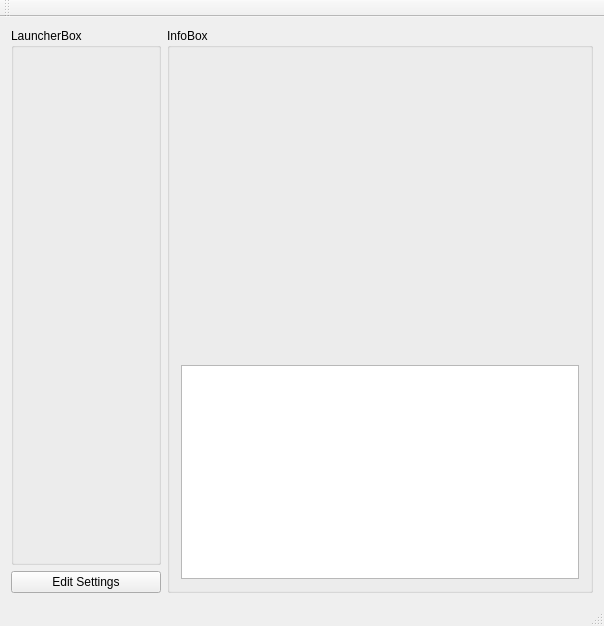
This is ApplicationSwitcher/ApplicationSwitcher.ui in fdasta0079/ArcadeSwitcher as Qt 5 draws it before an edit. The edited form follows.
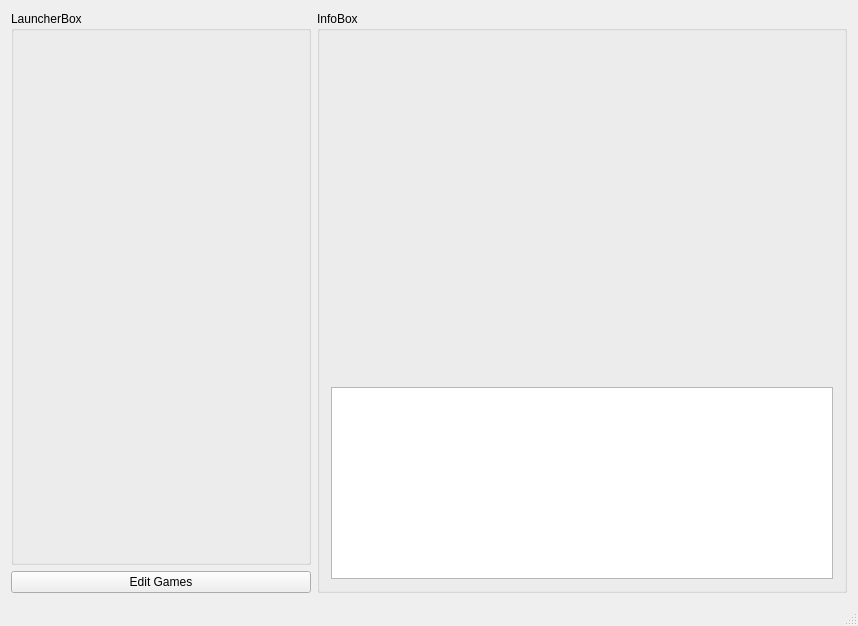
This is the edited form.

The edit to the form file:
```diff
--- a/ApplicationSwitcher/ApplicationSwitcher.ui
+++ b/ApplicationSwitcher/ApplicationSwitcher.ui
@@ -6,7 +6,7 @@
    <rect>
     <x>0</x>
     <y>0</y>
-    <width>604</width>
+    <width>858</width>
     <height>626</height>
    </rect>
   </property>
@@ -19,7 +19,7 @@
      <widget class="QGroupBox" name="launcherBox">
       <property name="minimumSize">
        <size>
-        <width>150</width>
+        <width>300</width>
         <height>0</height>
        </size>
       </property>
@@ -36,7 +36,7 @@
     <item row="1" column="0">
      <widget class="QPushButton" name="tmpEditSettingsButton">
       <property name="text">
-       <string>Edit Settings</string>
+       <string>Edit Games</string>
       </property>
      </widget>
     </item>
@@ -49,7 +49,7 @@
        <item>
         <widget class="QLabel" name="imageLabel">
          <property name="sizePolicy">
-          <sizepolicy hsizetype="Preferred" vsizetype="Fixed">
+          <sizepolicy hsizetype="Preferred" vsizetype="MinimumExpanding">
            <horstretch>0</horstretch>
            <verstretch>0</verstretch>
           </sizepolicy>
@@ -68,11 +68,17 @@
        <item>
         <widget class="QTextEdit" name="descriptionEdit">
          <property name="sizePolicy">
-          <sizepolicy hsizetype="MinimumExpanding" vsizetype="MinimumExpanding">
+          <sizepolicy hsizetype="MinimumExpanding" vsizetype="Fixed">
            <horstretch>0</horstretch>
            <verstretch>0</verstretch>
           </sizepolicy>
          </property>
+         <property name="maximumSize">
+          <size>
+           <width>16777215</width>
+           <height>200</height>
+          </size>
+         </property>
         </widget>
        </item>
       </layout>
@@ -90,14 +96,6 @@
     </rect>
    </property>
   </widget>
-  <widget class="QToolBar" name="mainToolBar">
-   <attribute name="toolBarArea">
-    <enum>TopToolBarArea</enum>
-   </attribute>
-   <attribute name="toolBarBreak">
-    <bool>false</bool>
-   </attribute>
-  </widget>
   <widget class="QStatusBar" name="statusBar"/>
  </widget>
  <layoutdefault spacing="6" margin="11"/>
```
Left out of the diff: 2 changed lines with no effect on the pictures.
